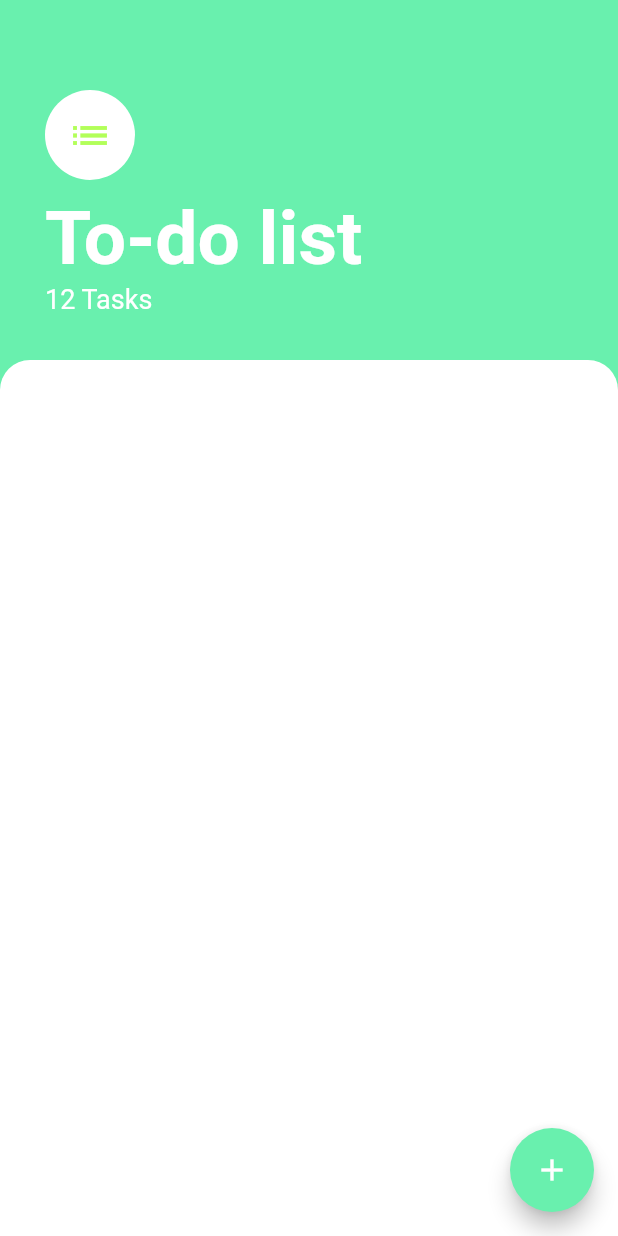
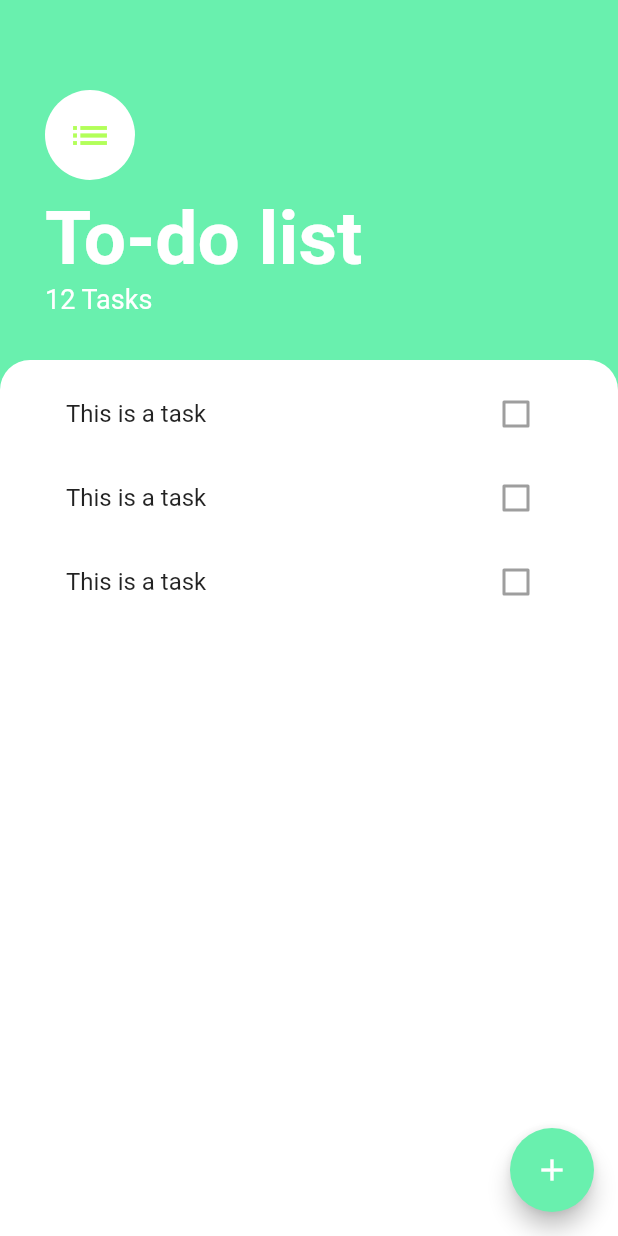
Before and after one commit to JohnJorjill/to_do_list_flutter, a Flutter app: the screen it shows after launch, on a phone screen of 412 x 824 dp. Run offline on Flutter 3.47's test engine with Material 2 defaults, Android fonts, the phone set to English and light mode, and no system bars.

Commit message:
Done UI 2

```diff
--- a/lib/screens/task_screen.dart
+++ b/lib/screens/task_screen.dart
@@ -1,4 +1,5 @@
 import 'package:flutter/material.dart';
+import 'package:to_do_list_flutter/widgets/tasks_list.dart';
 
 class TasksScreen extends StatelessWidget {
   @override
@@ -6,8 +7,11 @@ class TasksScreen extends StatelessWidget {
     return Scaffold(
       backgroundColor: Colors.greenAccent,
       floatingActionButton: FloatingActionButton(
-          backgroundColor: Colors.greenAccent,
-          child: Icon(Icons.add)
+        backgroundColor: Colors.greenAccent,
+        child: Icon(Icons.add),
+        onPressed: (){
+
+        },
       ),
       body: Column(
         crossAxisAlignment: CrossAxisAlignment.start,
@@ -49,11 +53,18 @@ class TasksScreen extends StatelessWidget {
           ),
           Expanded(
             child: Container(
+              padding: EdgeInsets.symmetric(horizontal: 20.0),
               decoration: BoxDecoration(
                 color:Colors.white,
                 borderRadius: BorderRadius.only(
                   topLeft: Radius.circular(20.0),
                   topRight: Radius.circular(20.0),
+                ),
+              ),
+              child: Center(
+                child: Padding(
+                  padding: const EdgeInsets.all(8.0),
+                  child: TasksList(),
                 ),
               ),
             ),
--- /dev/null
+++ b/lib/widgets/task_tile.dart
@@ -0,0 +1,13 @@
+import 'package:flutter/material.dart';
+
+class TaskTile extends StatelessWidget {
+  @override
+  Widget build(BuildContext context) {
+    return ListTile(
+      title: Text('This is a task'),
+      trailing: Checkbox(
+        value: false,
+      ),
+    );
+  }
+}
--- /dev/null
+++ b/lib/widgets/tasks_list.dart
@@ -0,0 +1,15 @@
+import 'package:flutter/material.dart';
+import 'task_tile.dart';
+
+class TasksList extends StatelessWidget {
+  @override
+  Widget build(BuildContext context) {
+    return ListView(
+      children: <Widget>[
+        TaskTile(),
+        TaskTile(),
+        TaskTile(),
+      ],
+    );
+  }
+}
```
